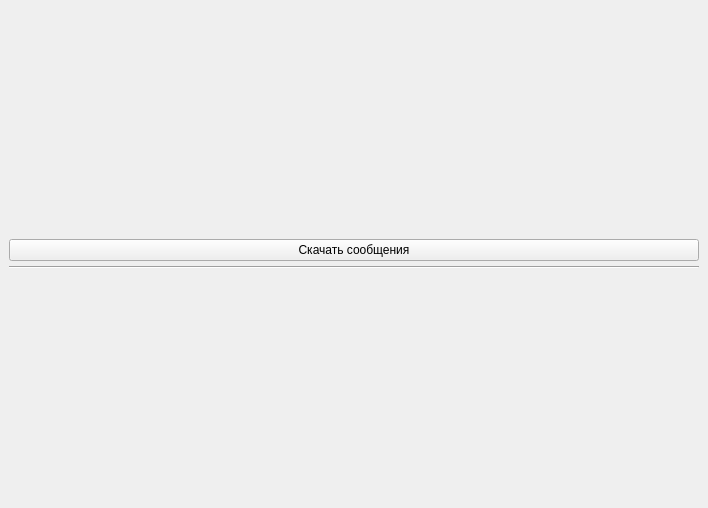
This is mainwindow.ui in idec-net/cutiefeed as Qt 5 draws it before an edit. The edited form follows.
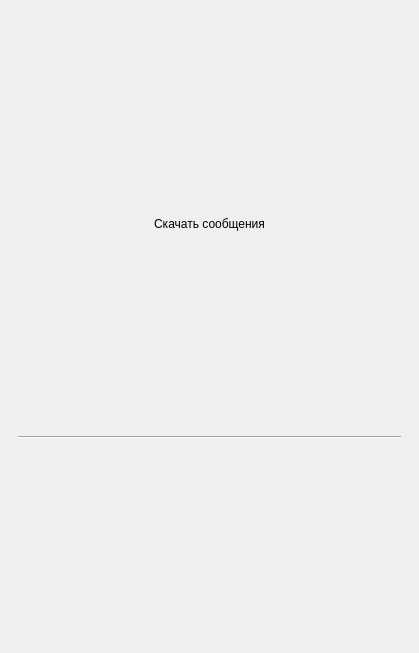
This is the edited form.

Commit message: set flatbuttons & show answer-msgids & adresses

The edit to the form file:
```diff
--- a/mainwindow.ui
+++ b/mainwindow.ui
@@ -6,8 +6,8 @@
    <rect>
     <x>0</x>
     <y>0</y>
-    <width>708</width>
-    <height>508</height>
+    <width>419</width>
+    <height>653</height>
    </rect>
   </property>
   <property name="windowTitle">
@@ -28,27 +28,19 @@
         <rect>
          <x>0</x>
          <y>0</y>
-         <width>690</width>
-         <height>490</height>
+         <width>401</width>
+         <height>635</height>
         </rect>
        </property>
-       <layout class="QVBoxLayout" name="verticalLayout_3">
-        <property name="spacing">
-         <number>5</number>
-        </property>
-        <property name="margin">
-         <number>0</number>
-        </property>
-        <item>
          <layout class="QVBoxLayout" name="verticalLayout">
-          <property name="spacing">
-           <number>5</number>
-          </property>
           <item>
            <widget class="QPushButton" name="pushButton">
             <property name="text">
              <string>Скачать сообщения</string>
             </property>
+          <property name="flat">
+           <bool>true</bool>
+          </property>
            </widget>
           </item>
           <item>
@@ -57,8 +49,6 @@
              <enum>Qt::Horizontal</enum>
             </property>
            </widget>
-          </item>
-         </layout>
         </item>
        </layout>
       </widget>
```
Lines whose indentation alone changed are shown as unchanged. The commit also changes 2 other files.
